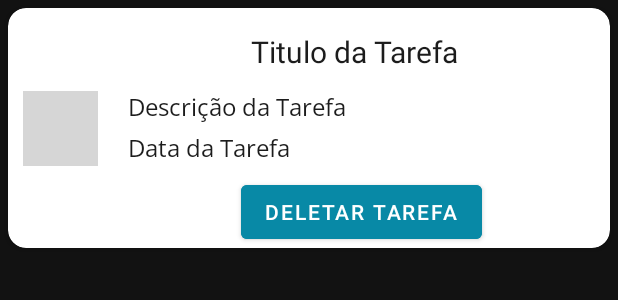
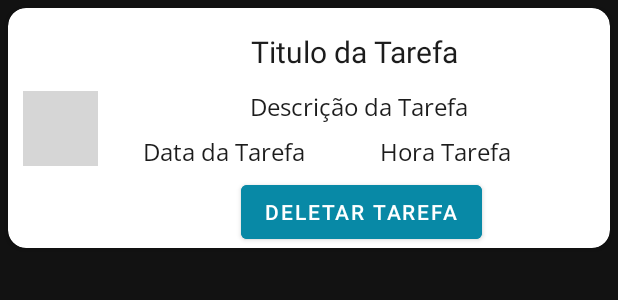
Before and after one commit to Felipe-alv-es/ProjetoIntegrador2.0, an Android app: the layout card_layout.xml on its own in the app's theme, with its tools: preview values and no code run, on a phone screen of 412 x 824 dp. Shown: the top 300 px of the screen. Run offline under Robolectric (Android 15) with nearby library versions, the phone set to English and light mode, and no system bars; Roboto replaces fonts that are not available here; grey boxes are pictures that could not be loaded.

Commit message:
ADicionado o sitema de horas do app

```diff
--- a/app/src/main/java/com/example/aplicationtestinglayout/adapter/TarefaAdapter.kt
+++ b/app/src/main/java/com/example/aplicationtestinglayout/adapter/TarefaAdapter.kt
@@ -33,7 +33,7 @@ class TarefaAdapter(
         val textDono = view.findViewById<TextView>(R.id.DonoProv)
         // Definir o icone e cor da task
 
-        val textStatus = view.findViewById<TextView>(R.id.StatusProv)
+        val textStatus = view.findViewById<TextView>(R.id.HoraTarefa)
         val ImageType = view.findViewById<ImageView>(R.id.ColorViewTasks)
         val typeImage = view.findViewById<ImageView>(R.id.TypeImage)
     }
--- a/app/src/main/res/layout/activity_centermenu.xml
+++ b/app/src/main/res/layout/activity_centermenu.xml
@@ -27,4 +27,5 @@
         app:layout_constraintStart_toStartOf="parent"
         app:layout_constraintTop_toTopOf="parent"
         app:navGraph="@navigation/nav_menu" />
+
 </androidx.constraintlayout.widget.ConstraintLayout>
--- a/app/src/main/res/layout/card_layout.xml
+++ b/app/src/main/res/layout/card_layout.xml
@@ -51,32 +51,43 @@
 
         <TextView
             android:id="@+id/descri"
-            android:layout_width="match_parent"
-            android:layout_height="27dp"
-            android:layout_marginStart="80dp"
+            android:layout_width="273dp"
+            android:layout_height="26dp"
             android:layout_marginEnd="16dp"
             android:fontFamily="@font/open_sans"
             android:text="Descrição da Tarefa"
+            android:textAlignment="center"
             android:textColor="#1C1C1C"
             android:textSize="16sp"
             app:layout_constraintEnd_toEndOf="parent"
-            app:layout_constraintHorizontal_bias="1.0"
-            app:layout_constraintStart_toEndOf="@+id/TypeImage"
+            app:layout_constraintHorizontal_bias="0.651"
+            app:layout_constraintStart_toEndOf="@+id/ColorViewTasks"
             app:layout_constraintTop_toBottomOf="@+id/titulo" />
 
         <TextView
             android:id="@+id/data"
-            android:layout_width="match_parent"
-            android:layout_height="27dp"
-            android:layout_marginStart="80dp"
-            android:layout_marginEnd="16dp"
+            android:layout_width="133dp"
+            android:layout_height="29dp"
+            android:layout_marginStart="20dp"
+            android:layout_marginTop="4dp"
             android:fontFamily="@font/open_sans"
             android:text="Data da Tarefa"
             android:textColor="#1C1C1C"
             android:textSize="16sp"
+            app:layout_constraintStart_toEndOf="@+id/ColorViewTasks"
+            app:layout_constraintTop_toBottomOf="@+id/descri" />
+
+        <TextView
+            android:id="@+id/HoraTarefa"
+            android:layout_width="133dp"
+            android:layout_height="26dp"
+            android:layout_marginTop="4dp"
+            android:layout_marginEnd="20dp"
+            android:fontFamily="@font/open_sans"
+            android:text="Hora Tarefa"
+            android:textColor="#1C1C1C"
+            android:textSize="16sp"
             app:layout_constraintEnd_toEndOf="parent"
-            app:layout_constraintHorizontal_bias="1.0"
-            app:layout_constraintStart_toEndOf="@+id/TypeImage"
             app:layout_constraintTop_toBottomOf="@+id/descri" />
 
         <TextView
```
Also changed, not shown: app/src/main/java/com/example/aplicationtestinglayout/CrationTask_fragment.kt (+36 -10 lines), app/src/main/res/layout/fragment_task_list_fragment.xml (+6 -7 lines).
